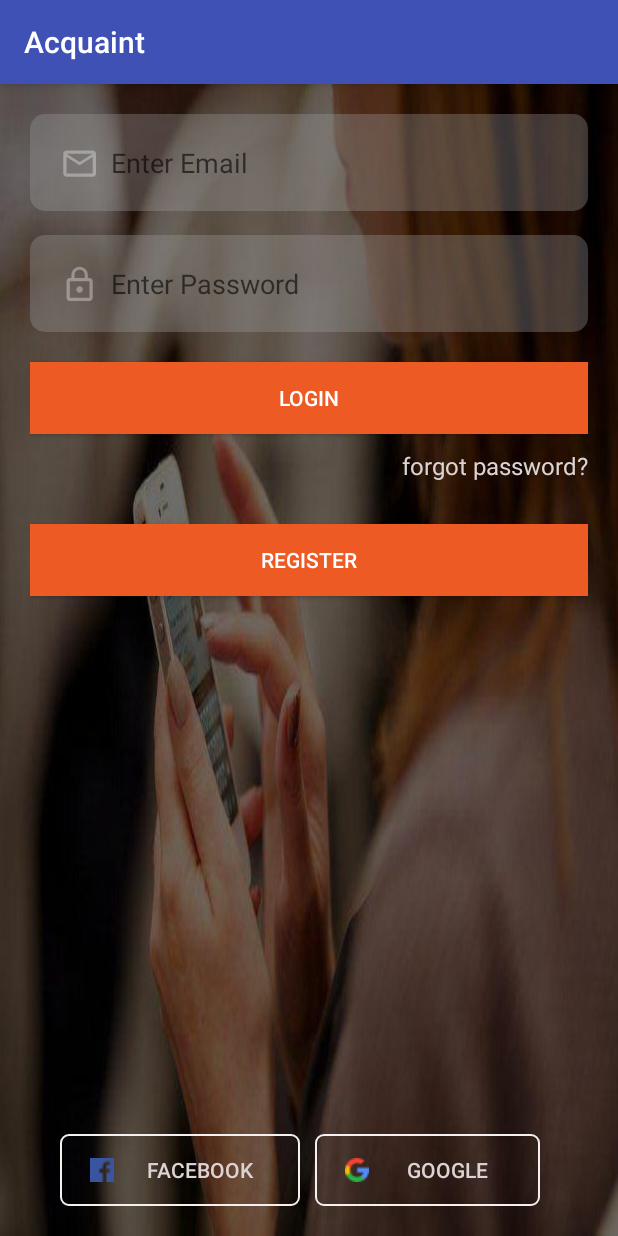
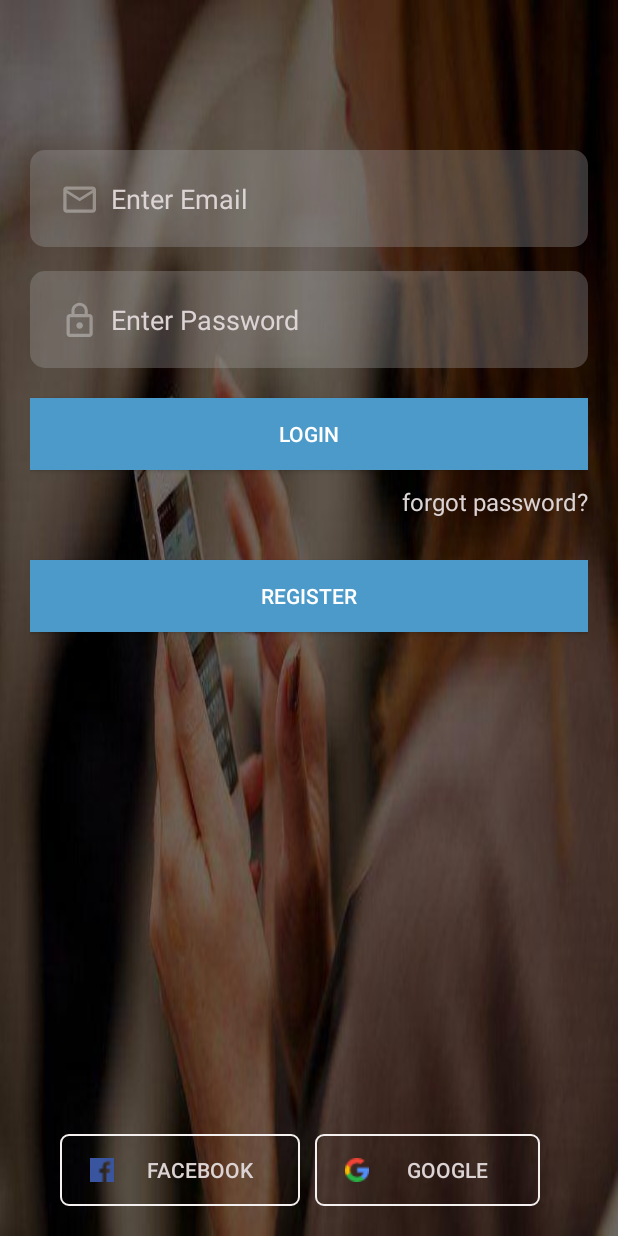
Before and after one commit to datlakrish/Acquaint, an Android app: the screen it shows after launch (LoginActivity), on a phone screen of 412 x 824 dp. Run offline under Robolectric (Android 15) with nearby library versions, the phone set to English and light mode, and no system bars; our stand-ins replace Firebase (no records; nobody signed in at launch, a user with empty details on screens opened directly).

Commit message:
login commit

```diff
--- a/app/build.gradle
+++ b/app/build.gradle
@@ -16,6 +16,9 @@ android {
             proguardFiles getDefaultProguardFile('proguard-android.txt'), 'proguard-rules.pro'
         }
     }
+    defaultConfig{
+        vectorDrawables.useSupportLibrary = true
+    }
 }
 
 dependencies {
--- a/app/src/main/java/com/verity/datlashiv/acquaint/LoginActivity.java
+++ b/app/src/main/java/com/verity/datlashiv/acquaint/LoginActivity.java
@@ -1,5 +1,6 @@
 package com.verity.datlashiv.acquaint;
 
+import android.app.Activity;
 import android.content.Intent;
 import android.support.annotation.NonNull;
 import android.support.v7.app.AppCompatActivity;
@@ -15,7 +16,7 @@ import com.google.firebase.auth.AuthResult;
 import com.google.firebase.auth.FirebaseAuth;
 import com.google.firebase.auth.FirebaseUser;
 
-public class LoginActivity extends AppCompatActivity {
+public class LoginActivity extends Activity {
 
     private EditText login_email, login_pass;
     private Button login_btn, login_reg;
@@ -25,6 +26,7 @@ public class LoginActivity extends AppCompatActivity {
     protected void onCreate(Bundle savedInstanceState) {
         super.onCreate(savedInstanceState);
         setContentView(R.layout.activity_login);
+
         init();
 
         mAuth = FirebaseAuth.getInstance();
--- a/app/src/main/res/drawable/edtbg.xml
+++ b/app/src/main/res/drawable/edtbg.xml
@@ -2,5 +2,5 @@
 <shape xmlns:android="http://schemas.android.com/apk/res/android"
     android:shape="rectangle">
     <corners android:radius="10dp"/>
-    <solid android:color="@color/GreyTransparent"/>
+    <solid android:color="@color/greyTransparent"/>
 </shape>
--- a/app/src/main/res/drawable/ic_lock_outline_black_24dp.xml
+++ b/app/src/main/res/drawable/ic_lock_outline_black_24dp.xml
@@ -5,6 +5,6 @@
     android:viewportHeight="22.0"
     android:viewportWidth="22.0">
     <path
-        android:fillColor="@color/GreyTransparent"
+        android:fillColor="@color/greyTransparent"
         android:pathData="M12,17c1.1,0 2,-0.9 2,-2s-0.9,-2 -2,-2 -2,0.9 -2,2 0.9,2 2,2zM18,8h-1L17,6c0,-2.76 -2.24,-5 -5,-5S7,3.24 7,6v2L6,8c-1.1,0 -2,0.9 -2,2v10c0,1.1 0.9,2 2,2h12c1.1,0 2,-0.9 2,-2L20,10c0,-1.1 -0.9,-2 -2,-2zM8.9,6c0,-1.71 1.39,-3.1 3.1,-3.1s3.1,1.39 3.1,3.1v2L8.9,8L8.9,6zM18,20L6,20L6,10h12v10z" />
 </vector>
--- a/app/src/main/res/drawable/ic_mail.xml
+++ b/app/src/main/res/drawable/ic_mail.xml
@@ -5,6 +5,6 @@
     android:viewportHeight="22.0"
     android:viewportWidth="22.0">
     <path
-        android:fillColor="@color/GreyTransparent"
+        android:fillColor="@color/greyTransparent"
         android:pathData="M20,4L4,4c-1.1,0 -1.99,0.9 -1.99,2L2,18c0,1.1 0.9,2 2,2h16c1.1,0 2,-0.9 2,-2L22,6c0,-1.1 -0.9,-2 -2,-2zM20,18L4,18L4,8l8,5 8,-5v10zM12,11L4,6h16l-8,5z" />
 </vector>
--- a/app/src/main/res/layout/activity_login.xml
+++ b/app/src/main/res/layout/activity_login.xml
@@ -16,6 +16,9 @@
         android:drawableLeft="@drawable/ic_mail"
         android:drawablePadding="10dp"
         android:hint="Enter Email"
+        android:textColorHint="#dcd4d4"
+        android:textColor="#dcd4d4"
+        android:layout_marginTop="80dp"
         android:padding="20dp" />
 
 
@@ -28,6 +31,8 @@
         android:background="@drawable/edtbg"
         android:drawableLeft="@drawable/ic_lock_outline_black_24dp"
         android:drawablePadding="10dp"
+        android:textColorHint="#dcd4d4"
+        android:textColor="#dcd4d4"
         android:hint="Enter Password"
         android:padding="20dp" />
 
@@ -36,7 +41,7 @@
         android:layout_width="match_parent"
         android:layout_height="wrap_content"
         android:layout_below="@id/login_pass"
-        android:background="#EE5A24"
+        android:background="#4b9ac9"
         android:layout_marginTop="20dp"
         android:text="Login"
         android:textColor="@android:color/white" />
@@ -57,7 +62,7 @@
         android:layout_width="match_parent"
         android:layout_height="wrap_content"
         android:layout_below="@id/login_btn"
-        android:background="#EE5A24"
+        android:background="#4b9ac9"
         android:layout_marginTop="60dp"
         android:text="Register"
         android:textColor="@android:color/white" />
--- a/app/src/main/res/layout/activity_register.xml
+++ b/app/src/main/res/layout/activity_register.xml
@@ -5,6 +5,7 @@
     android:layout_width="match_parent"
     android:layout_height="match_parent"
     android:padding="20dp"
+    android:background="@drawable/loginbg"
     tools:context=".RegisterActivity">
 
 
@@ -13,13 +14,15 @@
         android:layout_width="match_parent"
         android:layout_height="wrap_content"
         android:hint="Enter User Name"
+        android:background="@drawable/edtbg"
         android:padding="20dp" />
 
     <EditText
-        android:layout_below="@+id/reg_user"
         android:id="@+id/reg_email"
         android:layout_width="match_parent"
         android:layout_height="wrap_content"
+        android:layout_below="@+id/reg_user"
+        android:background="@drawable/edtbg"
         android:hint="Enter Email"
         android:padding="20dp" />
 
@@ -29,6 +32,8 @@
         android:layout_width="match_parent"
         android:layout_height="wrap_content"
         android:layout_below="@+id/reg_email"
+        android:background="@drawable/edtbg"
+
         android:hint="Enter Password"
         android:padding="20dp" />
 
--- a/app/src/main/res/values/colors.xml
+++ b/app/src/main/res/values/colors.xml
@@ -1,7 +1,7 @@
 <?xml version="1.0" encoding="utf-8"?>
 <resources>
     <color name="colorPrimary">#3F51B5</color>
-    <color name="colorPrimaryDark">#303F9F</color>
+    <color name="colorPrimaryDark">#6e6d6c</color>
     <color name="colorAccent">#FF4081</color>
-    <color name="GreyTransparent">#55A0A0A0</color>
+    <color name="greyTransparent">#55A0A0A0</color>
 </resources>
```
